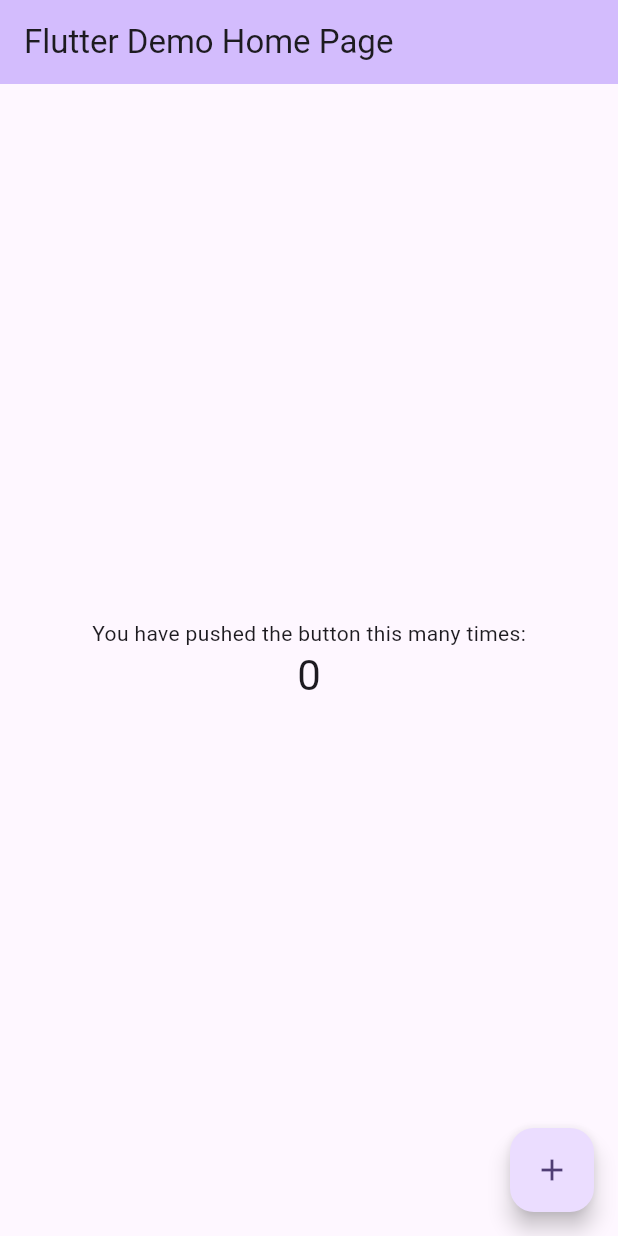
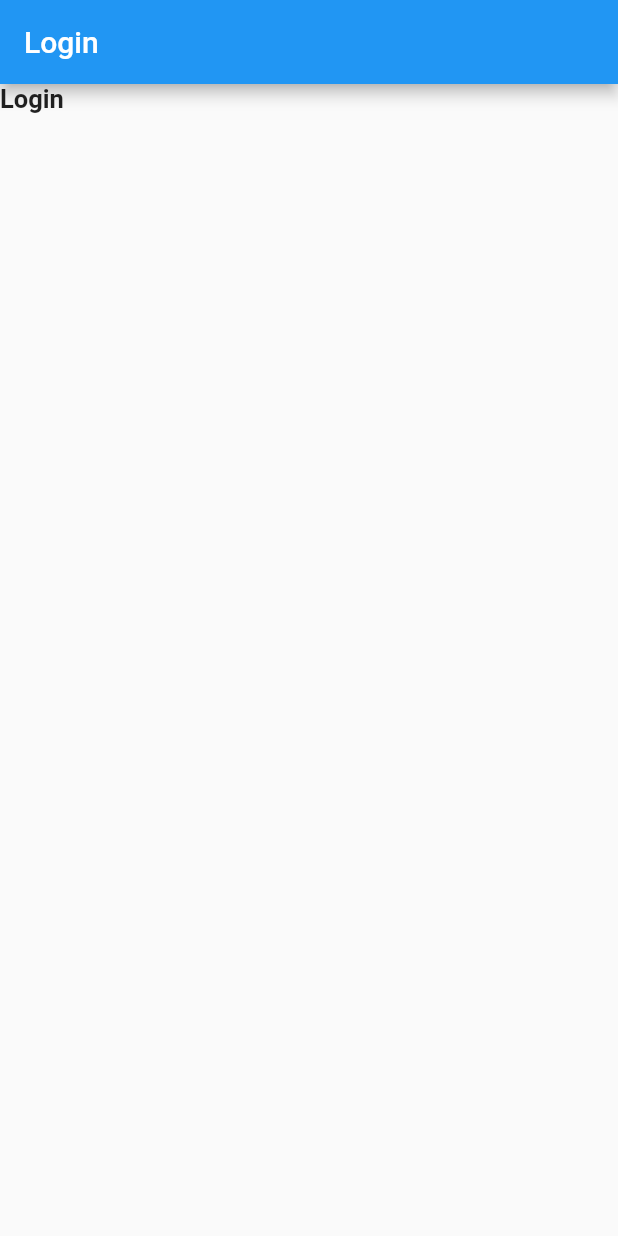
Before and after one commit to wikispiders/trivia-goat, a Flutter app: the screen it shows after launch, on a phone screen of 412 x 824 dp. Run offline on Flutter 3.47's test engine with Material 2 defaults, Android fonts, the phone set to English and light mode, and no system bars; our stand-ins replace firebase_core; accounts and stored records are empty.

Commit message:
arrancando login

```diff
--- /dev/null
+++ b/lib/features/user_auth/presentation/pages/login_page.dart
@@ -0,0 +1,19 @@
+import 'package:flutter/material.dart';
+
+class LoginPage extends StatelessWidget {
+  const LoginPage({super.key});
+
+  @override
+  Widget build(BuildContext context) {
+    return Scaffold(
+      appBar: AppBar(
+        title: Text("Login"),
+      ),
+      body: Column(
+        children: [
+          Text("Login", style: TextStyle(fontSize: 17, fontWeight: FontWeight.bold))
+        ],
+      ),
+    );
+  }
+}
--- a/lib/main.dart
+++ b/lib/main.dart
@@ -1,6 +1,8 @@
 import 'package:firebase_core/firebase_core.dart';
 import 'package:flutter/foundation.dart';
 import 'package:flutter/material.dart';
+import 'package:frases_argentinas/features/app/splash_screen/splash_screen.dart';
+import 'package:frases_argentinas/features/user_auth/presentation/pages/login_page.dart';
 import 'package:frases_argentinas/firebase_options.dart';
 
 Future main() async {
@@ -22,119 +24,13 @@ Future main() async {
 class MyApp extends StatelessWidget {
   const MyApp({super.key});
 
-  // This widget is the root of your application.
   @override
   Widget build(BuildContext context) {
     return MaterialApp(
       title: 'Flutter Demo',
-      theme: ThemeData(
-        // This is the theme of your application.
-        //
-        // TRY THIS: Try running your application with "flutter run". You'll see
-        // the application has a blue toolbar. Then, without quitting the app,
-        // try changing the seedColor in the colorScheme below to Colors.green
-        // and then invoke "hot reload" (save your changes or press the "hot
-        // reload" button in a Flutter-supported IDE, or press "r" if you used
-        // the command line to start the app).
-        //
-        // Notice that the counter didn't reset back to zero; the application
-        // state is not lost during the reload. To reset the state, use hot
-        // restart instead.
-        //
-        // This works for code too, not just values: Most code changes can be
-        // tested with just a hot reload.
-        colorScheme: ColorScheme.fromSeed(seedColor: Colors.deepPurple),
-        useMaterial3: true,
-      ),
-      home: const MyHomePage(title: 'Flutter Demo Home Page'),
+      home: SplashScreen(
+        child: LoginPage(),
+      )
     );
   }
 }
-
-class MyHomePage extends StatefulWidget {
-  const MyHomePage({super.key, required this.title});
-
-  // This widget is the home page of your application. It is stateful, meaning
-  // that it has a State object (defined below) that contains fields that affect
-  // how it looks.
-
-  // This class is the configuration for the state. It holds the values (in this
-  // case the title) provided by the parent (in this case the App widget) and
-  // used by the build method of the State. Fields in a Widget subclass are
-  // always marked "final".
-
-  final String title;
-
-  @override
-  State<MyHomePage> createState() => _MyHomePageState();
-}
-
-class _MyHomePageState extends State<MyHomePage> {
-  int _counter = 0;
-
-  void _incrementCounter() {
-    setState(() {
-      // This call to setState tells the Flutter framework that something has
-      // changed in this State, which causes it to rerun the build method below
-      // so that the display can reflect the updated values. If we changed
-      // _counter without calling setState(), then the build method would not be
-      // called again, and so nothing would appear to happen.
-      _counter++;
-    });
-  }
-
-  @override
-  Widget build(BuildContext context) {
-    // This method is rerun every time setState is called, for instance as done
-    // by the _incrementCounter method above.
-    //
-    // The Flutter framework has been optimized to make rerunning build methods
-    // fast, so that you can just rebuild anything that needs updating rather
-    // than having to individually change instances of widgets.
-    return Scaffold(
-      appBar: AppBar(
-        // TRY THIS: Try changing the color here to a specific color (to
-        // Colors.amber, perhaps?) and trigger a hot reload to see the AppBar
-        // change color while the other colors stay the same.
-        backgroundColor: Theme.of(context).colorScheme.inversePrimary,
-        // Here we take the value from the MyHomePage object that was created by
-        // the App.build method, and use it to set our appbar title.
-        title: Text(widget.title),
-      ),
-      body: Center(
-        // Center is a layout widget. It takes a single child and positions it
-        // in the middle of the parent.
-        child: Column(
-          // Column is also a layout widget. It takes a list of children and
-          // arranges them vertically. By default, it sizes itself to fit its
-          // children horizontally, and tries to be as tall as its parent.
-          //
-          // Column has various properties to control how it sizes itself and
-          // how it positions its children. Here we use mainAxisAlignment to
-          // center the children vertically; the main axis here is the vertical
-          // axis because Columns are vertical (the cross axis would be
-          // horizontal).
-          //
-          // TRY THIS: Invoke "debug painting" (choose the "Toggle Debug Paint"
-          // action in the IDE, or press "p" in the console), to see the
-          // wireframe for each widget.
-          mainAxisAlignment: MainAxisAlignment.center,
-          children: <Widget>[
-            const Text(
-              'You have pushed the button this many times:',
-            ),
-            Text(
-              '$_counter',
-              style: Theme.of(context).textTheme.headlineMedium,
-            ),
-          ],
-        ),
-      ),
-      floatingActionButton: FloatingActionButton(
-        onPressed: _incrementCounter,
-        tooltip: 'Increment',
-        child: const Icon(Icons.add),
-      ), // This trailing comma makes auto-formatting nicer for build methods.
-    );
-  }
-}
```
Also changed, not shown: lib/features/app/splash_screen/splash_screen.dart (added, +29 -0 lines).
